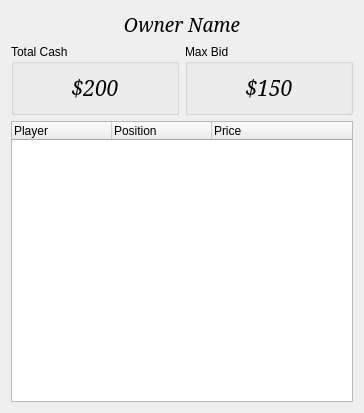
Old version of the form view/ui/ownerInfo.ui in the repository robgura/auction-manager.
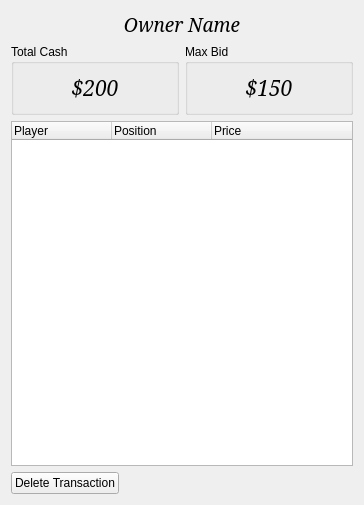
New version of the form.

Patch:
```diff
--- a/view/ui/ownerInfo.ui
+++ b/view/ui/ownerInfo.ui
@@ -6,7 +6,7 @@
     <x>0</x>
     <y>0</y>
     <width>364</width>
-    <height>413</height>
+    <height>505</height>
    </rect>
   </property>
   <property name="windowTitle" >
@@ -108,6 +108,30 @@
      </column>
     </widget>
    </item>
+   <item>
+    <layout class="QHBoxLayout" >
+     <item>
+      <widget class="QPushButton" name="deleteButton" >
+       <property name="text" >
+        <string>Delete Transaction</string>
+       </property>
+      </widget>
+     </item>
+     <item>
+      <spacer>
+       <property name="orientation" >
+        <enum>Qt::Horizontal</enum>
+       </property>
+       <property name="sizeHint" >
+        <size>
+         <width>40</width>
+         <height>20</height>
+        </size>
+       </property>
+      </spacer>
+     </item>
+    </layout>
+   </item>
   </layout>
  </widget>
  <resources/>
```
